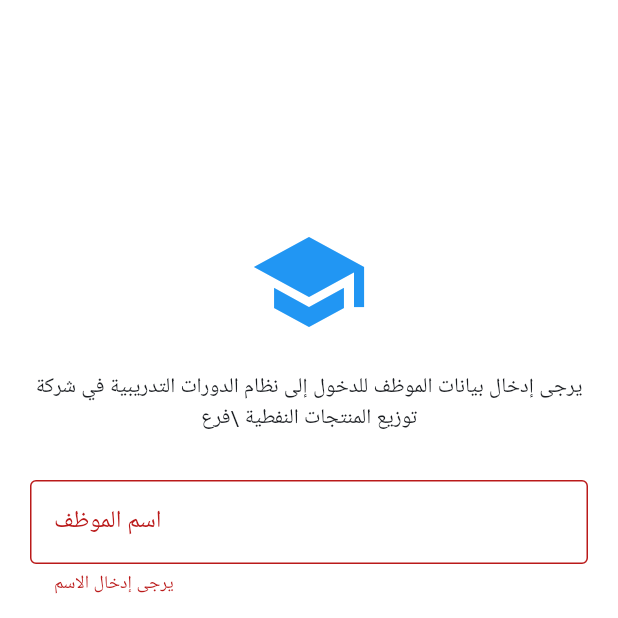
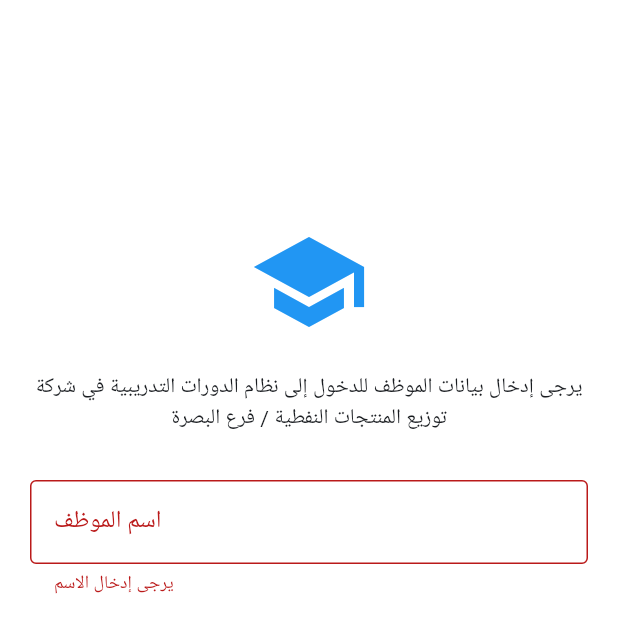
Before and after one commit to engfatima822m-ai/training_courses_app, a Flutter app: the screen it shows after launch, after a tap on "تسجيل الدخول", on a phone screen of 412 x 824 dp, the top half of it. Run offline on Flutter 3.47's test engine with Material 3 defaults, Android fonts, the phone set to English and light mode, and no system bars; missing offline and left inert: excel; network calls fail; statements that could not run were skipped.

Commit message:
first upload

```diff
--- a/lib/screens/login_screen.dart
+++ b/lib/screens/login_screen.dart
@@ -1,6 +1,7 @@
 import 'package:flutter/material.dart';
 import 'package:training_courses_app/models/user.dart';
 import 'package:training_courses_app/services/data_service.dart';
+import 'package:training_courses_app/services/api_service.dart';
 import 'package:training_courses_app/screens/courses_list_screen.dart';
 import 'package:training_courses_app/screens/admin_dashboard.dart';
 
@@ -21,7 +22,6 @@ class _LoginScreenState extends State<LoginScreen> {
 
   bool _isLoading = false;
 
-  // ✅ غيّري هذا الباسورد إلى القيمة التي تريدينها
   static const String adminPassword = 'ADMIN001';
 
   @override
@@ -32,14 +32,16 @@ class _LoginScreenState extends State<LoginScreen> {
     super.dispose();
   }
 
-  // ✅ التحقق من أن الاسم موجود فعلاً ضمن الموظفين
+  // ✅ (مؤقت) للتحقق من الاسم داخل القائمة فقط
   bool _isValidEmployeeName(String name) {
     return DataService.employees.any(
       (user) => user.fullName.trim() == name.trim(),
     );
   }
 
-  // ✅ دالة تسجيل الدخول
+  // ==============================
+  // 🔐 تسجيل الدخول عبر API
+  // ==============================
   Future<void> _login() async {
     if (!_formKey.currentState!.validate()) return;
 
@@ -47,58 +49,53 @@ class _LoginScreenState extends State<LoginScreen> {
       _isLoading = true;
     });
 
-    await Future.delayed(const Duration(milliseconds: 300));
-
-    User? matchedUser;
-
-    for (final user in DataService.employees) {
-      if (user.fullName.trim() == _nameController.text.trim() &&
-          user.employeeId.trim() == _employeeIdController.text.trim()) {
-        matchedUser = user;
-        break;
-      }
-    }
+    try {
+      final result = await ApiService.loginUser(
+        fullName: _nameController.text.trim(),
+        fingerprintId: _employeeIdController.text.trim(),
+      );
 
       if (!mounted) return;
 
-    if (matchedUser != null) {
+      if (result['success']) {
+        final userData = result['user'];
+
+        final user = User(
+          fullName: userData['full_name'],
+          employeeId: userData['fingerprint_id'],
+          grade: int.parse(userData['grade'].toString()),
+          isAdmin: false,
+        );
+
         final adminPasswordInput = _adminPasswordController.text.trim();
 
-      // ✅ إذا حقل باسورد الأدمن فارغ → دخول عادي
-      if (adminPasswordInput.isEmpty) {
         setState(() {
           _isLoading = false;
         });
 
+        // ✅ دخول عادي
+        if (adminPasswordInput.isEmpty) {
           Navigator.push(
             context,
             MaterialPageRoute(
-            builder: (context) => CoursesListScreen(user: matchedUser!),
+              builder: (context) => CoursesListScreen(user: user),
             ),
           );
           return;
         }
 
-      // ✅ إذا كُتب باسورد الأدمن وكان صحيحًا → دخول إلى لوحة الأدمن
+        // ✅ دخول أدمن
         if (adminPasswordInput == adminPassword) {
-        setState(() {
-          _isLoading = false;
-        });
-
           Navigator.push(
             context,
             MaterialPageRoute(
-            builder: (context) => AdminDashboard(user: matchedUser!),
+              builder: (context) => AdminDashboard(user: user),
             ),
           );
           return;
         }
 
-      // ✅ إذا كُتب باسورد أدمن لكنه خطأ
-      setState(() {
-        _isLoading = false;
-      });
-
+        // ❌ باسورد الأدمن خطأ
         ScaffoldMessenger.of(context).showSnackBar(
           const SnackBar(
             content: Text('كلمة مرور الأدمن غير صحيحة'),
@@ -111,8 +108,19 @@ class _LoginScreenState extends State<LoginScreen> {
         });
 
         ScaffoldMessenger.of(context).showSnackBar(
+          SnackBar(
+            content: Text(result['message'] ?? 'بيانات غير صحيحة'),
+          ),
+        );
+      }
+    } catch (e) {
+      setState(() {
+        _isLoading = false;
+      });
+
+      ScaffoldMessenger.of(context).showSnackBar(
         const SnackBar(
-          content: Text('بيانات غير صحيحة'),
+          content: Text('خطأ في الاتصال بالسيرفر'),
         ),
       );
     }
@@ -132,12 +140,12 @@ class _LoginScreenState extends State<LoginScreen> {
                 const Icon(Icons.school, size: 80, color: Colors.blue),
                 const SizedBox(height: 20),
                 const Text(
-                  'يرجى إدخال بيانات الموظف للدخول إلى نظام الدورات التدريبية في شركة توزيع المنتجات النفطية \\فرع',
+                  'يرجى إدخال بيانات الموظف للدخول إلى نظام الدورات التدريبية في شركة توزيع المنتجات النفطية / فرع البصرة',
                   textAlign: TextAlign.center,
                 ),
                 const SizedBox(height: 30),
 
-                // 🔹 الاسم مع Autocomplete
+                // 🔹 الاسم (Autocomplete)
                 Autocomplete<User>(
                   optionsBuilder: (TextEditingValue textEditingValue) {
                     if (textEditingValue.text.isEmpty) {
@@ -201,7 +209,6 @@ class _LoginScreenState extends State<LoginScreen> {
 
                 const SizedBox(height: 20),
 
-                // 🔹 ملاحظة حقل باسورد الأدمن
                 const Align(
                   alignment: Alignment.centerRight,
                   child: Text(
```
Also changed, not shown: lib/services/api_service.dart (+39 -4 lines). Lines whose indentation alone changed are shown as unchanged.
